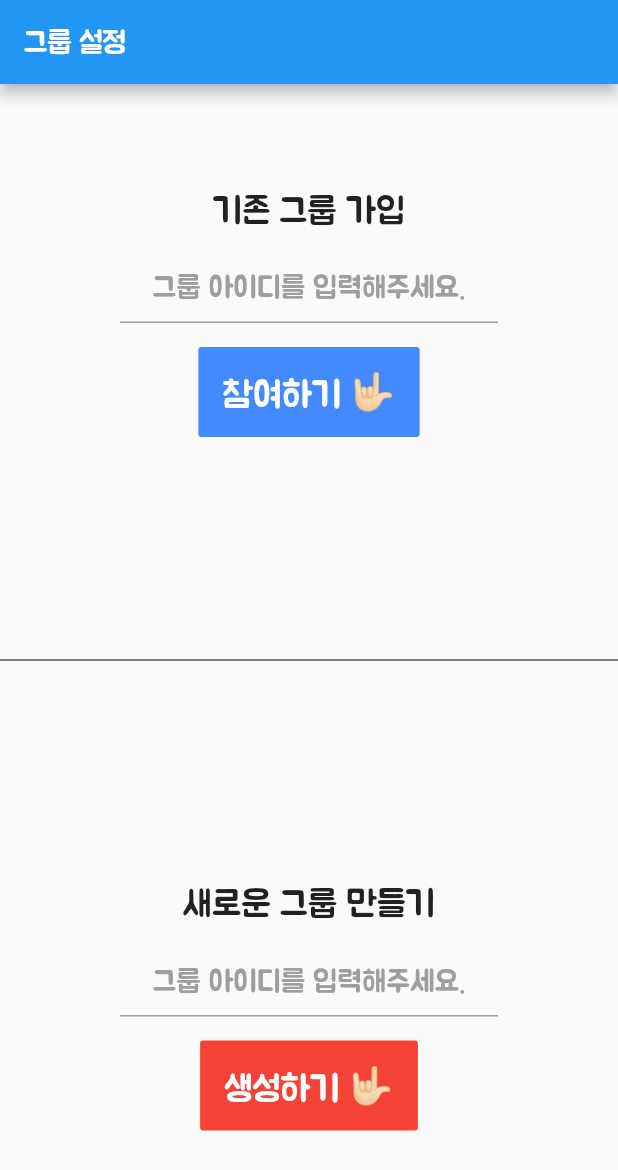
After one commit to sangcomz/culture_household, a Flutter app: the GroupPage screen opened directly, on a phone screen of 412 x 824 dp. The commit adds this screen. Shown: the top 1170 px of the screen. Run offline on Flutter 3.47's test engine with Material 2 defaults, Android fonts, the phone set to English and light mode, and no system bars; our stand-ins replace cloud_firestore, firebase_auth, flutter_signin_button, google_sign_in, progress_indicators; accounts and stored records are empty; statements that could not run were skipped.

Commit message:
그룹 조회 및 추가 기능

```diff
--- a/lib/add_page.dart
+++ b/lib/add_page.dart
@@ -1,3 +1,4 @@
+import 'package:culture_household/group_manager.dart';
 import 'package:flutter/material.dart';
 import 'package:cloud_firestore/cloud_firestore.dart';
 import 'package:firebase_auth/firebase_auth.dart';
--- /dev/null
+++ b/lib/group_page.dart
@@ -0,0 +1,144 @@
+import 'package:culture_household/BaseStatefulWidget.dart';
+import 'package:culture_household/group_manager.dart';
+import 'package:culture_household/main_page.dart';
+import 'package:culture_household/views.dart';
+import 'package:flutter/material.dart';
+
+class GroupPage extends BaseStatefulWidget {
+  @override
+  _GroupPageState createState() => _GroupPageState();
+}
+
+class _GroupPageState extends State<GroupPage> {
+  final existGroupController = TextEditingController();
+  final newGroupController = TextEditingController();
+  final _scaffoldKey = GlobalKey<ScaffoldState>();
+
+  @override
+  Widget build(BuildContext context) {
+    return Scaffold(
+      key: _scaffoldKey,
+      appBar: AppBar(
+          title: Text(
+        '그룹 설정',
+        style: TextStyle(fontFamily: 'bmjua'),
+      )),
+      body: Column(
+        mainAxisAlignment: MainAxisAlignment.spaceAround,
+        children: <Widget>[
+          Column(
+            mainAxisAlignment: MainAxisAlignment.center,
+            children: <Widget>[
+              bmjuaText('기존 그룹 가입', 24, TextAlign.center),
+              Padding(
+                  padding: EdgeInsets.fromLTRB(80, 16, 80, 16),
+                  child: TextFormField(
+                    keyboardType: TextInputType.number,
+                    controller: existGroupController,
+                    textAlign: TextAlign.center,
+                    decoration: InputDecoration(
+                        hintText: '그룹 아이디를 입력해주세요.',
+                        hintStyle: TextStyle(
+                            fontSize: 20,
+                            color: Colors.grey,
+                            fontFamily: 'bmjua')),
+                  )),
+              Center(
+                child: FlatButton(
+                  padding: EdgeInsets.all(16),
+                  color: Colors.blueAccent,
+                  textColor: Colors.white,
+                  child: Text(
+                    '참여하기 🤟🏻',
+                    style: TextStyle(fontFamily: 'bmjua', fontSize: 24),
+                  ),
+                  onPressed: () {
+                    if (existGroupController.text.isEmpty) {
+                      _showSnackBar('그룹 아이디를 입력해주세요.');
+                    } else {
+                      _joinGroup();
+                    }
+                  },
+                ),
+              )
+            ],
+          ),
+          Divider(
+            color: Colors.black,
+          ),
+          Column(
+            children: <Widget>[
+              bmjuaText('새로운 그룹 만들기', 24, TextAlign.center),
+              Padding(
+                  padding: EdgeInsets.fromLTRB(80, 16, 80, 16),
+                  child: TextFormField(
+                    keyboardType: TextInputType.number,
+                    controller: newGroupController,
+                    textAlign: TextAlign.center,
+                    decoration: InputDecoration(
+                        hintText: '그룹 아이디를 입력해주세요.',
+                        hintStyle: TextStyle(
+                            fontSize: 20,
+                            color: Colors.grey,
+                            fontFamily: 'bmjua')),
+                  )),
+              Center(
+                child: FlatButton(
+                  padding: EdgeInsets.all(16),
+                  color: Colors.red,
+                  textColor: Colors.white,
+                  child: Text(
+                    '생성하기 🤟🏻',
+                    style: TextStyle(fontFamily: 'bmjua', fontSize: 24),
+                  ),
+                  onPressed: () {
+                    if (newGroupController.text.isEmpty) {
+                      _showSnackBar('그룹 아이디를 입력해주세요.');
+                    } else {
+                      _addNewGroup();
+                    }
+                  },
+                ),
+              )
+            ],
+          )
+        ],
+      ),
+    );
+  }
+
+  void _addNewGroup() {
+    var groupName = newGroupController.text;
+    isExistGroup(groupName).then((isExist) {
+      if (isExist) {
+        _showSnackBar('이미 존재하는 그룹 아이디입니다.');
+      } else {
+        createGroup(groupName).then((created) {
+          if (created) {
+            Navigator.pushReplacement(
+                context, MaterialPageRoute(builder: (context) => MainPage()));
+          } else {
+            _showSnackBar('일시적 오류입니다. 잠시후 다시 시도해주세요!');
+          }
+        }).catchError((error){
+          print('error !! $error');
+        });
+      }
+    });
+  }
+
+  void _joinGroup() {
+    var groupName = existGroupController.text;
+    isExistGroup(groupName).then((isExist) {
+      if (isExist) {
+      } else {
+        _showSnackBar('존재하지 않는 그룹 아이디입니다.');
+      }
+    });
+  }
+
+  void _showSnackBar(String message) {
+    final snackBar = SnackBar(content: Text(message));
+    _scaffoldKey.currentState.showSnackBar(snackBar);
+  }
+}
--- a/pubspec.yaml
+++ b/pubspec.yaml
@@ -21,10 +21,10 @@ dependencies:
     sdk: flutter
 
   cupertino_icons: ^0.1.2
-  firebase_auth: ^0.8.1+4
+  firebase_auth: ^0.8.3
   google_sign_in: ^4.0.1+1
   flutter_signin_button: ^0.2.6
-  cloud_firestore: ^0.9.7
+  cloud_firestore: ^0.9.7+2
   progress_indicators: ^0.1.2
 
 
```
Also changed, not shown: lib/group_manager.dart (added, +86 -0 lines), lib/main.dart (+9 -1 lines), lib/splash_page.dart (+39 -6 lines), pubspec.lock.
